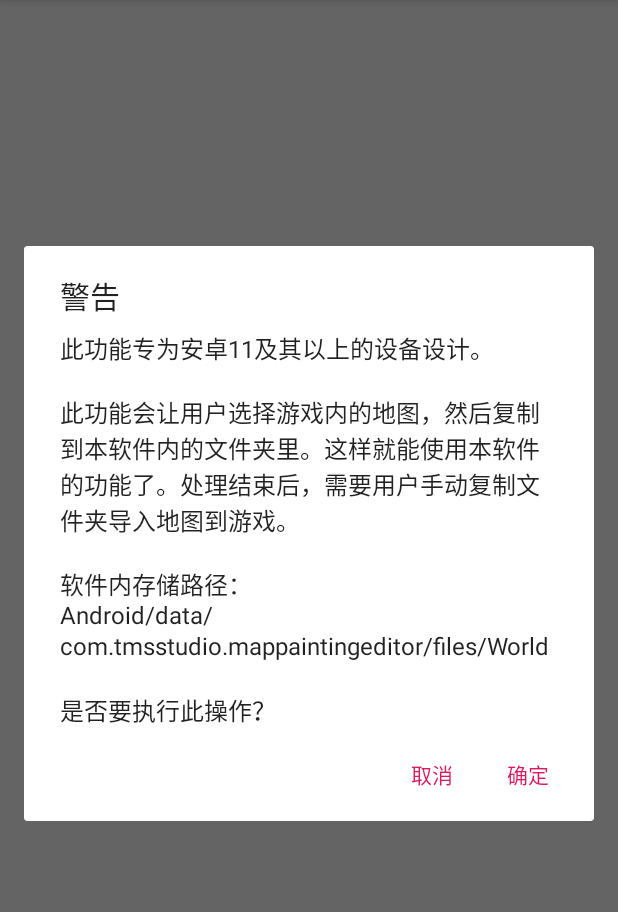
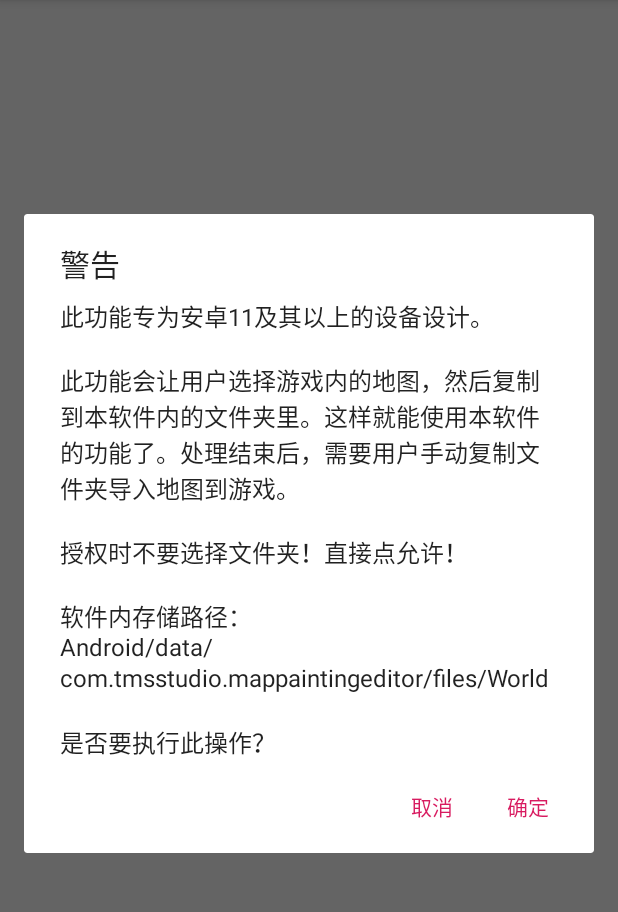
Before and after one commit to CreatorMC/MapPaintingEditor, an Android app: the screen it shows after launch (MainActivity), in the options menu, after a tap on "导入游戏内地图", on a phone screen of 412 x 824 dp, the part 84-996 px from its top. Run offline under Robolectric (Android 15) with nearby library versions, the phone set to English and light mode, and no system bars; 1 statement that could not run was skipped.

Commit message:
完善一些提示

```diff
--- a/app/src/main/java/com/tmsstudio/mappaintingeditor/MainActivity.java
+++ b/app/src/main/java/com/tmsstudio/mappaintingeditor/MainActivity.java
@@ -50,9 +50,6 @@ public class MainActivity extends AppCompatActivity {
     protected static final int REQUEST_EXTERNAL_STORAGE = 1;
     protected static final int REQUEST_11_EXTERNAL_STORAGE = 1024;
     protected static String[] PERMISSIONS_STORAGE = {"android.permission.READ_EXTERNAL_STORAGE", "android.permission.WRITE_EXTERNAL_STORAGE"};
-//    protected static InputStream inputStream = null;
-//    protected static Reader reader = null;
-//    protected static BufferedReader bufferedReader = null;
     public static final int INTERNATIONAL = 0;          //国际版
     public static final int NETEASE = 1;                //网易版
     public static final int NETEASETEST = 2;            //网易测试版
@@ -306,7 +303,7 @@ public class MainActivity extends AppCompatActivity {
 
     public void getEmpower(MenuItem item) {
         AlertDialog dialog = new AlertDialog.Builder(this).setTitle("警告")
-                .setMessage("此功能专为安卓11及其以上的设备设计。\n\n此功能会让用户选择游戏内的地图，然后复制到本软件内的文件夹里。这样就能使用本软件的功能了。处理结束后，需要用户手动复制文件夹导入地图到游戏。\n\n软件内存储路径：\nAndroid/data/com.tmsstudio.mappaintingeditor/files/World\n\n是否要执行此操作？")
+                .setMessage("此功能专为安卓11及其以上的设备设计。\n\n此功能会让用户选择游戏内的地图，然后复制到本软件内的文件夹里。这样就能使用本软件的功能了。处理结束后，需要用户手动复制文件夹导入地图到游戏。\n\n授权时不要选择文件夹！直接点允许！\n\n软件内存储路径：\nAndroid/data/com.tmsstudio.mappaintingeditor/files/World\n\n是否要执行此操作？")
                 .setNegativeButton("取消", new DialogInterface.OnClickListener() {
                     @Override
                     public void onClick(DialogInterface dialogInterface, int i) {
```
Also changed, not shown: 1 other file.
